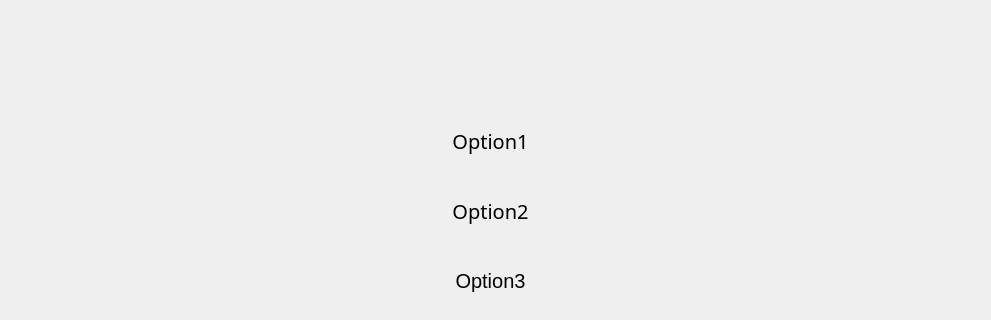
Old version of the form Game/UI_resource/choose_model_1.ui in the repository ElectricMs/CampusTales; both pictures show x 160 to 1151 and y 0 to 320 of the 1280 by 720 pixel window.
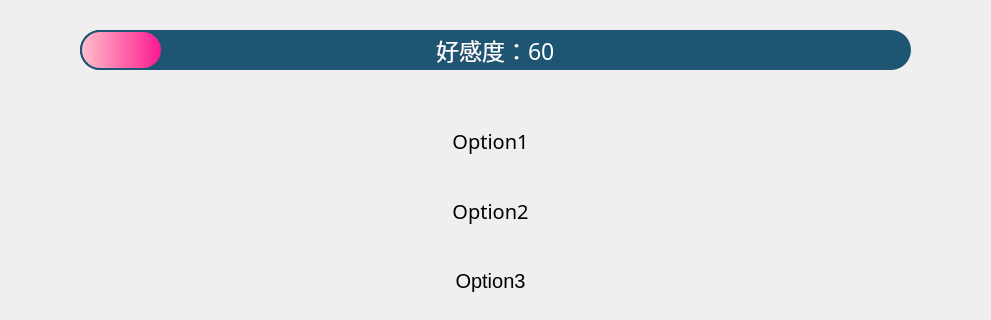
New version of the form. Icons and pictures are not drawn.

Commit message: 在对话时添加好感度条，具体内容看我的注释

The edit to the form file:
```diff
--- a/Game/UI_resource/choose_model_1.ui
+++ b/Game/UI_resource/choose_model_1.ui
@@ -324,6 +324,95 @@
      <string/>
     </property>
    </widget>
+   <widget class="QProgressBar" name="progressBar">
+    <property name="geometry">
+     <rect>
+      <x>370</x>
+      <y>30</y>
+      <width>571</width>
+      <height>40</height>
+     </rect>
+    </property>
+    <property name="minimumSize">
+     <size>
+      <width>400</width>
+      <height>40</height>
+     </size>
+    </property>
+    <property name="font">
+     <font>
+      <family>站酷小薇LOGO体</family>
+      <pointsize>17</pointsize>
+     </font>
+    </property>
+    <property name="styleSheet">
+     <string notr="true">QProgressBar#progressBar{
+
+height:22px;
+text-align:center;
+color:white;
+border-radius:20px;
+background: #1D5573 ;
+}
+QProgressBar::chunk{
+border:2px solid  #1D5573;
+border-radius:20px;
+background:qlineargradient(spread:pad,x1:0,y1:0,x2:1,y2:0,stop:0 #FFC0CB,stop:1 #fb1890);}
+</string>
+    </property>
+    <property name="value">
+     <number>60</number>
+    </property>
+    <property name="format">
+     <string>好感度：%v</string>
+    </property>
+   </widget>
+   <widget class="QProgressBar" name="progressBar_second">
+    <property name="geometry">
+     <rect>
+      <x>240</x>
+      <y>30</y>
+      <width>831</width>
+      <height>40</height>
+     </rect>
+    </property>
+    <property name="minimumSize">
+     <size>
+      <width>400</width>
+      <height>40</height>
+     </size>
+    </property>
+    <property name="font">
+     <font>
+      <family>站酷小薇LOGO体</family>
+      <pointsize>17</pointsize>
+     </font>
+    </property>
+    <property name="styleSheet">
+     <string notr="true">QProgressBar#progressBar_second{
+
+height:22px;
+text-align:center;
+color:white;
+border-radius:20px;
+background: #1D5573 ;
+}
+QProgressBar::chunk{
+border:2px solid  #1D5573;
+border-radius:20px;
+background:qlineargradient(spread:pad,x1:0,y1:0,x2:1,y2:0,stop:0 #FFC0CB,stop:1 #fb1890);}
+</string>
+    </property>
+    <property name="maximum">
+     <number>600</number>
+    </property>
+    <property name="value">
+     <number>60</number>
+    </property>
+    <property name="format">
+     <string>好感度：%v</string>
+    </property>
+   </widget>
    <zorder>label_img_left</zorder>
    <zorder>label_8</zorder>
    <zorder>label_img_right</zorder>
```
Left out of the diff: 2 changed lines with no effect on the pictures. The commit also changes 19 other files.
